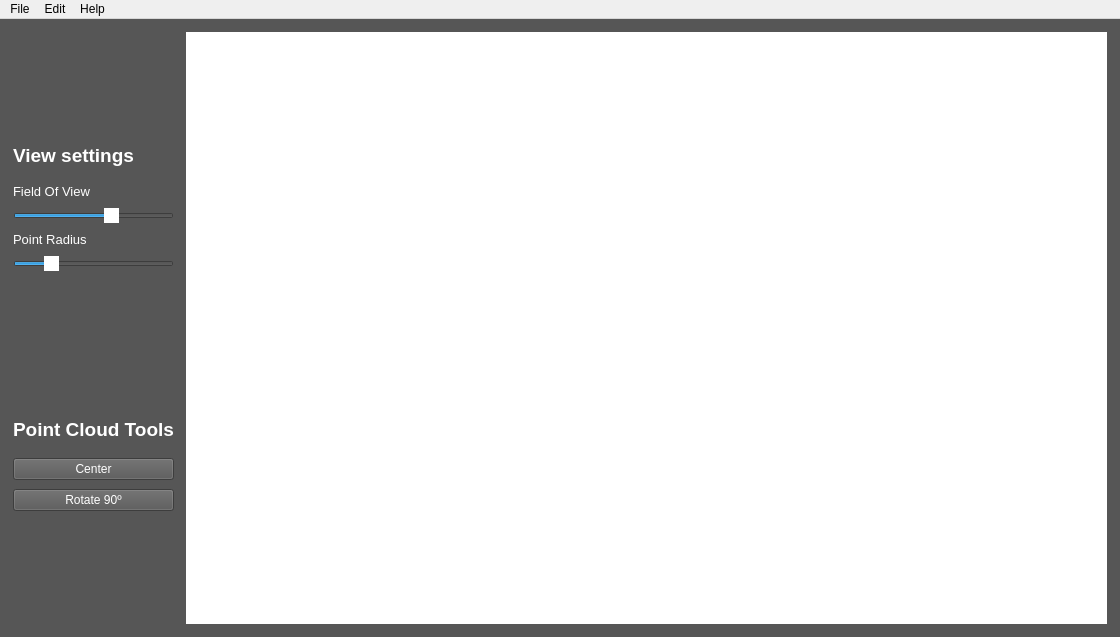
The window that PointCloudEditor/code/PointCloudEditor.ui (miguelgutierrezruano/PointCloudEditor) describes before a commit, drawn with Qt 5.
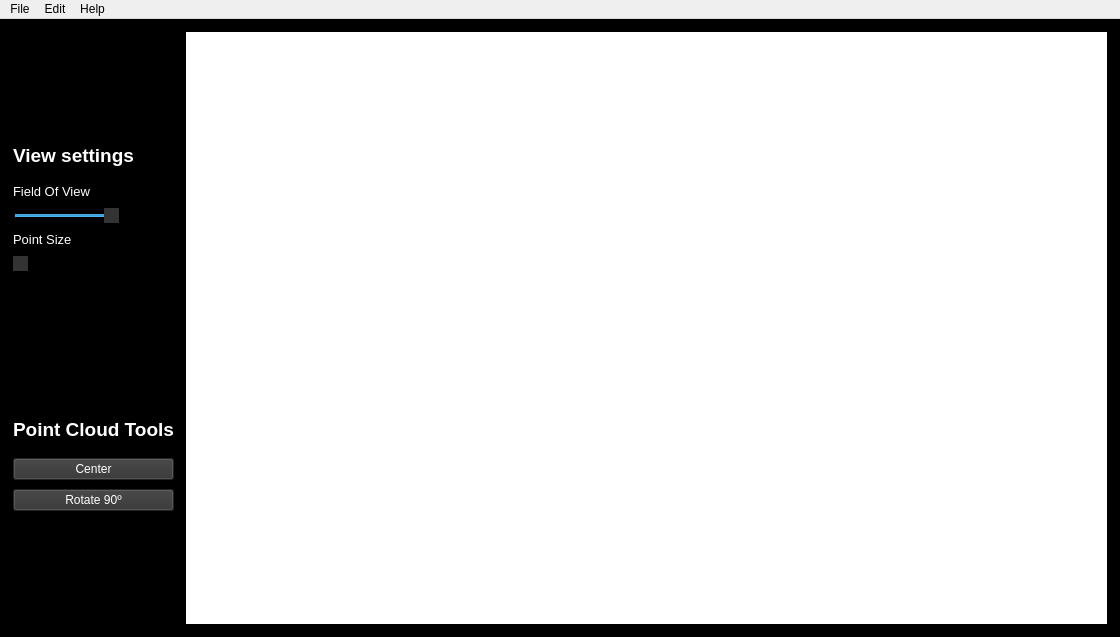
The same window after the commit.

What changed in the file:
```diff
--- a/PointCloudEditor/code/PointCloudEditor.ui
+++ b/PointCloudEditor/code/PointCloudEditor.ui
@@ -15,7 +15,7 @@
   </property>
   <widget class="QWidget" name="centralWidget">
    <property name="styleSheet">
-    <string notr="true">background-color: #565656;</string>
+    <string notr="true">background-color: black;</string>
    </property>
    <layout class="QVBoxLayout" name="verticalLayout">
     <item>
@@ -86,6 +86,7 @@
              </property>
              <property name="font">
               <font>
+               <family>Tahoma</family>
                <pointsize>14</pointsize>
                <bold>true</bold>
               </font>
@@ -128,6 +129,7 @@
              </property>
              <property name="font">
               <font>
+               <family>Tahoma</family>
                <pointsize>10</pointsize>
               </font>
              </property>
@@ -147,7 +149,7 @@
             <widget class="QSlider" name="fovSlider">
              <property name="styleSheet">
               <string notr="true">QSlider::handle:horizontal {
-    background-color: white;
+    background-color: #333333;
 }</string>
              </property>
              <property name="minimum">
@@ -174,6 +176,7 @@
              </property>
              <property name="font">
               <font>
+               <family>Tahoma</family>
                <pointsize>10</pointsize>
               </font>
              </property>
@@ -182,7 +185,7 @@
 </string>
              </property>
              <property name="text">
-              <string>Point Radius</string>
+              <string>Point Size</string>
              </property>
             </widget>
            </item>
@@ -191,17 +194,20 @@
              <property name="styleSheet">
               <string notr="true">
 QSlider::handle:horizontal {
-    background-color: white;
+    background-color: #333333;
 }</string>
              </property>
              <property name="minimum">
               <number>1</number>
              </property>
              <property name="maximum">
-              <number>20</number>
+              <number>10</number>
+             </property>
+             <property name="pageStep">
+              <number>1</number>
              </property>
              <property name="value">
-              <number>5</number>
+              <number>1</number>
              </property>
              <property name="orientation">
               <enum>Qt::Horizontal</enum>
@@ -225,6 +231,7 @@
              </property>
              <property name="font">
               <font>
+               <family>Tahoma</family>
                <pointsize>14</pointsize>
                <bold>true</bold>
               </font>
@@ -261,7 +268,8 @@
             <widget class="QPushButton" name="centerButton">
              <property name="styleSheet">
               <string notr="true">color: white;
-</string>
+font-family: &quot;Tahoma&quot;;
+background-color: rgb(51, 51, 51)</string>
              </property>
              <property name="text">
               <string>Center</string>
@@ -272,7 +280,8 @@
             <widget class="QPushButton" name="RotateY">
              <property name="styleSheet">
               <string notr="true">color: white;
-</string>
+font-family: &quot;Tahoma&quot;;
+background-color: rgb(51, 51, 51)</string>
              </property>
              <property name="text">
               <string>Rotate 90º</string>
```
Left out of the diff: 12 changed lines with no effect on the pictures.
